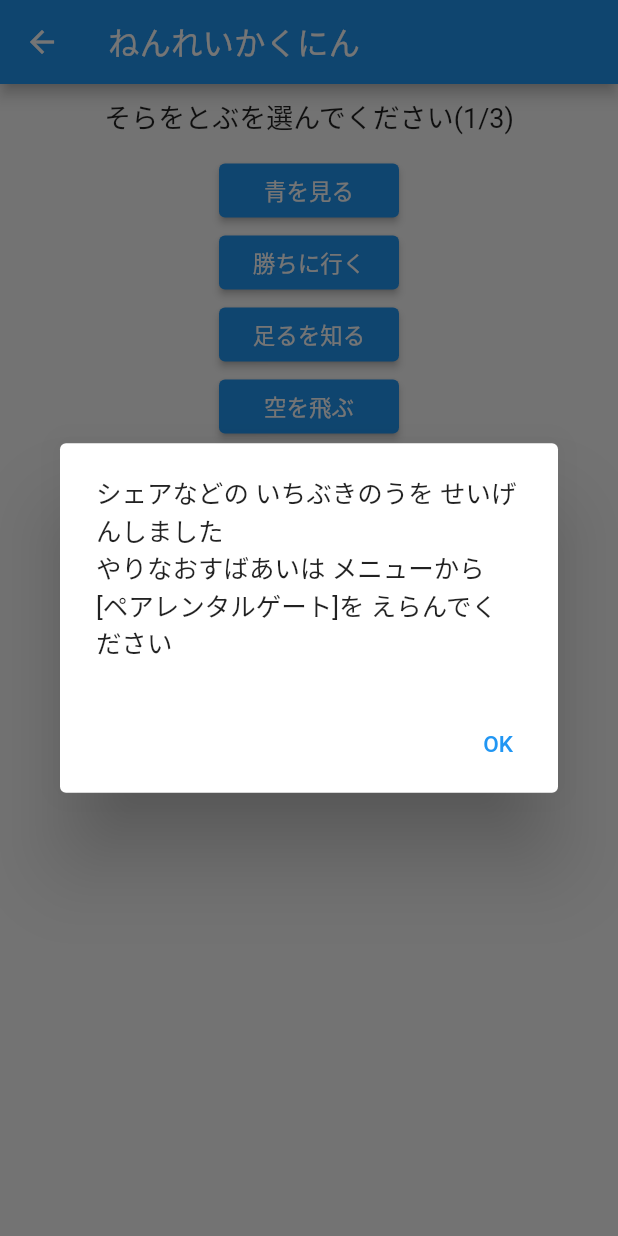
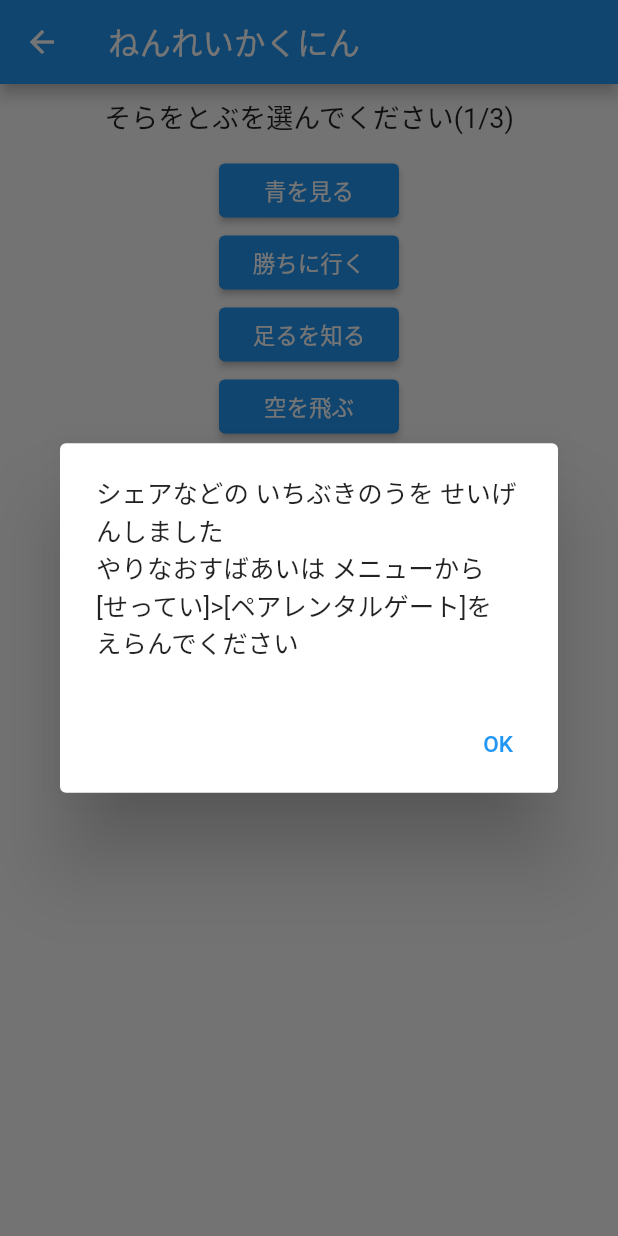
Before and after one commit to YoshihideSogawa/flutter_word_quiz, a Flutter app: the ParentalGatePage screen opened directly, after a tap on "青を見る", on a phone screen of 412 x 824 dp. Run offline on Flutter 3.47's test engine with Material 2 defaults, Android fonts, the phone set to English and light mode, and no system bars; our stand-ins replace flutter_hooks, freezed_annotation, hive_flutter, hooks_riverpod, share_plus; accounts and stored records are empty.

Commit message:
設定ページにペアレンタルゲートメニューを導入

```diff
--- a/lib/ui/parental_gate/parental_gate_page.dart
+++ b/lib/ui/parental_gate/parental_gate_page.dart
@@ -76,7 +76,7 @@ class ParentalGatePage extends ConsumerWidget {
       builder: (context) => AlertDialog(
         content: const Text(
           'シェアなどの いちぶきのうを せいげんしました\n'
-          'やりなおすばあいは メニューから [ペアレンタルゲート]を えらんでください',
+          'やりなおすばあいは メニューから [せってい]>[ペアレンタルゲート]を えらんでください',
         ),
         actions: [
           TextButton(
```
Also changed, not shown: lib/ui/settings/settings_page.dart (+15 -0 lines).
